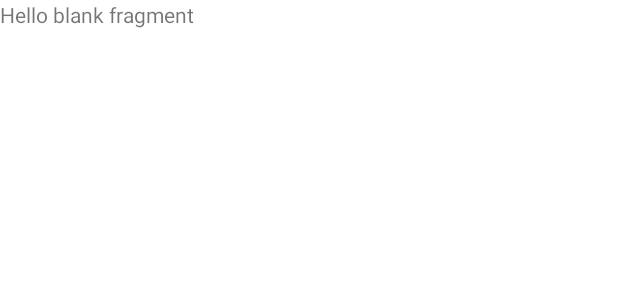
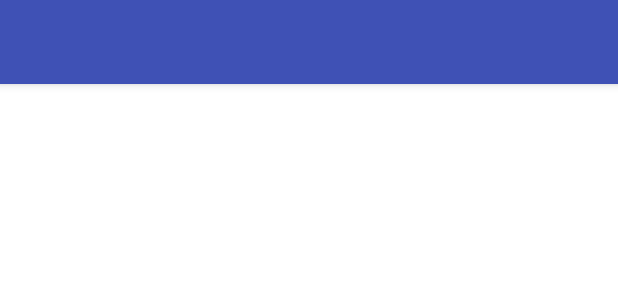
Before and after one commit to pthalamy/Shout-, an Android app: the layout fragment_chat_rooms.xml on its own in the app's theme, with its tools: preview values and no code run, on a phone screen of 412 x 824 dp. Shown: the top 300 px of the screen. Run offline under Robolectric (Android 15) with nearby library versions, the phone set to English and light mode, and no system bars.

Commit message:
Set up chat rooms views tab layout

```diff
--- a/Shout/app/src/main/java/es/upm/dam2016g6/shout/Fragments/MyProfileFragment.java
+++ b/Shout/app/src/main/java/es/upm/dam2016g6/shout/Fragments/MyProfileFragment.java
@@ -77,7 +77,7 @@ public class MyProfileFragment extends android.support.v4.app.Fragment {
         mView =  inflater.inflate(R.layout.fragment_my_profile, container, false);
 
         // Add toolbar to fragment (contains logout button)
-        Toolbar toolbar = (Toolbar) mView.findViewById(R.id.toolbar);
+        Toolbar toolbar = (Toolbar) mView.findViewById(R.id.toolbar_my_profile);
         toolbar.setTitle("My Profile");
         ((AppCompatActivity)getActivity()).setSupportActionBar(toolbar);
 
--- a/Shout/app/src/main/res/layout/activity_main.xml
+++ b/Shout/app/src/main/res/layout/activity_main.xml
@@ -10,7 +10,7 @@
     <com.roughike.bottombar.BottomBar
         android:id="@+id/bottomBar"
         android:layout_width="match_parent"
-        android:layout_height="60dp"
+        android:layout_height="65dp"
         android:layout_alignParentBottom="true"
         app:bb_tabXmlResource="@xml/bottombar_tabs"
         app:bb_activeTabColor="@color/white"
--- a/Shout/app/src/main/res/layout/fragment_chat_rooms.xml
+++ b/Shout/app/src/main/res/layout/fragment_chat_rooms.xml
@@ -1,14 +1,36 @@
 <FrameLayout xmlns:android="http://schemas.android.com/apk/res/android"
     xmlns:tools="http://schemas.android.com/tools"
+    xmlns:app="http://schemas.android.com/apk/res-auto"
     android:layout_width="match_parent"
     android:layout_height="match_parent"
     tools:context="es.upm.dam2016g6.shout.Fragments.ChatRoomsFragment"
     android:background="@color/white">
 
-    <TextView
+    <android.support.v7.widget.Toolbar
+        android:id="@+id/toolbar_chat_rooms"
         android:layout_width="match_parent"
-        android:layout_height="match_parent"
-        android:text="@string/hello_blank_fragment"
-        />
+        android:layout_height="?attr/actionBarSize"
+        android:background="?attr/colorPrimary"
+        android:elevation="4dp"
+        android:theme="@style/ThemeOverlay.AppCompat.Dark.ActionBar"
+        app:popupTheme="@style/ThemeOverlay.AppCompat.Dark"
+        android:layout_alignParentTop="true"
+        android:layout_alignParentStart="true" />
+
+    <android.support.design.widget.TabLayout
+        android:id="@+id/sliding_tabs_chat_rooms"
+        android:layout_marginTop="?attr/actionBarSize"
+        android:layout_width="match_parent"
+        android:layout_height="40dp"
+        style="@style/MyCustomTabLayout"
+        app:tabMode="fixed" />
+
+    <android.support.v4.view.ViewPager
+        android:id="@+id/viewpager_chat_rooms"
+        android:layout_width="match_parent"
+        android:layout_marginTop="95dp"
+        android:layout_height="fill_parent"
+        android:layout_weight="1"
+        android:background="@android:color/white" />
 
 </FrameLayout>
--- a/Shout/app/src/main/res/layout/fragment_my_profile.xml
+++ b/Shout/app/src/main/res/layout/fragment_my_profile.xml
@@ -13,7 +13,7 @@
         android:layout_height="wrap_content"
         android:id="@+id/tv_welcome"
         android:layout_centerHorizontal="true"
-        android:layout_below="@+id/toolbar"
+        android:layout_below="@+id/toolbar_my_profile"
         android:layout_marginTop="15dp"
         android:textStyle="normal|bold"
         android:textSize="20sp"
@@ -45,7 +45,7 @@
         android:textColor="@color/authui_colorActivated"/>
 
     <android.support.v7.widget.Toolbar
-        android:id="@+id/toolbar"
+        android:id="@+id/toolbar_my_profile"
         android:layout_width="match_parent"
         android:layout_height="?attr/actionBarSize"
         android:background="?attr/colorPrimary"
--- /dev/null
+++ b/Shout/app/src/main/res/menu/chat_rooms_menu.xml
@@ -0,0 +1,4 @@
+<?xml version="1.0" encoding="utf-8"?>
+<menu xmlns:android="http://schemas.android.com/apk/res/android">
+
+</menu>
--- a/Shout/app/src/main/res/values/styles.xml
+++ b/Shout/app/src/main/res/values/styles.xml
@@ -15,4 +15,19 @@
         <item name="colorAccent">@color/colorAccent</item>
     </style>
 
+    <style name="MyCustomTabLayout" parent="Widget.Design.TabLayout">
+        <item name="tabIndicatorColor">@color/white</item>
+        <item name="tabIndicatorHeight">2dp</item>
+        <item name="tabPaddingStart">12dp</item>
+        <item name="tabPaddingEnd">12dp</item>
+        <item name="tabBackground">@color/colorPrimary</item>
+        <item name="tabTextAppearance">@style/MyCustomTabTextAppearance</item>
+        <item name="tabSelectedTextColor">@color/white</item>
+    </style>
+    <style name="MyCustomTabTextAppearance" parent="TextAppearance.Design.Tab">
+        <item name="android:textSize">14sp</item>
+        <item name="android:textColor">?android:textColorSecondary</item>
+        <item name="textAllCaps">true</item>
+    </style>
+
 </resources>
```
Also changed, not shown: Shout/app/src/main/java/es/upm/dam2016g6/shout/Activities/MainActivity.java (+44 -41 lines), Shout/app/src/main/java/es/upm/dam2016g6/shout/Fragments/ChatRoomsFragment.java (+39 -28 lines), Shout/app/src/main/java/es/upm/dam2016g6/shout/Fragments/InvitationsFragment.java (added, +34 -0 lines), Shout/app/src/main/java/es/upm/dam2016g6/shout/Fragments/MyChatRoomsFragment.java (added, +34 -0 lines), Shout/app/src/main/java/es/upm/dam2016g6/shout/Fragments/NearbyChatRoomsFragment.java (added, +40 -0 lines), Shout/app/src/main/java/es/upm/dam2016g6/shout/Support/ChatRoomsFragmentPagerAdapter.java (added, +47 -0 lines), Shout/app/src/main/res/layout/fragment_invitations.xml (added, +14 -0 lines), Shout/app/src/main/res/layout/fragment_my_chat_rooms.xml (added, +14 -0 lines), Shout/app/src/main/res/layout/fragment_nearby_chat_rooms.xml (added, +9 -0 lines).
